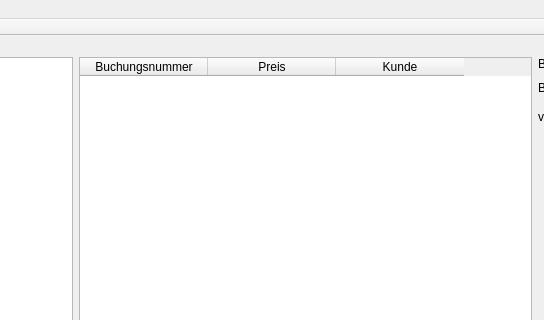
Arekusan98/PraktikumGUI, file mainwindow.ui: the form before one commit; both pictures show x 400 to 944 and y 0 to 320 of the 1409 by 795 pixel window.
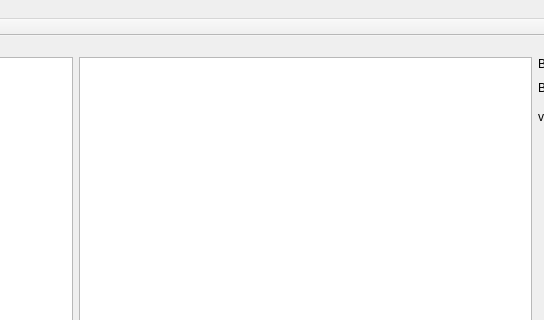
The form after the commit.

The edit to the form file:
```diff
--- a/mainwindow.ui
+++ b/mainwindow.ui
@@ -48,7 +48,7 @@
         <number>3</number>
        </property>
        <attribute name="horizontalHeaderVisible">
-        <bool>true</bool>
+        <bool>false</bool>
        </attribute>
        <attribute name="horizontalHeaderCascadingSectionResizes">
         <bool>false</bool>
```
Left out of the diff: 4 changed lines with no effect on the pictures.
